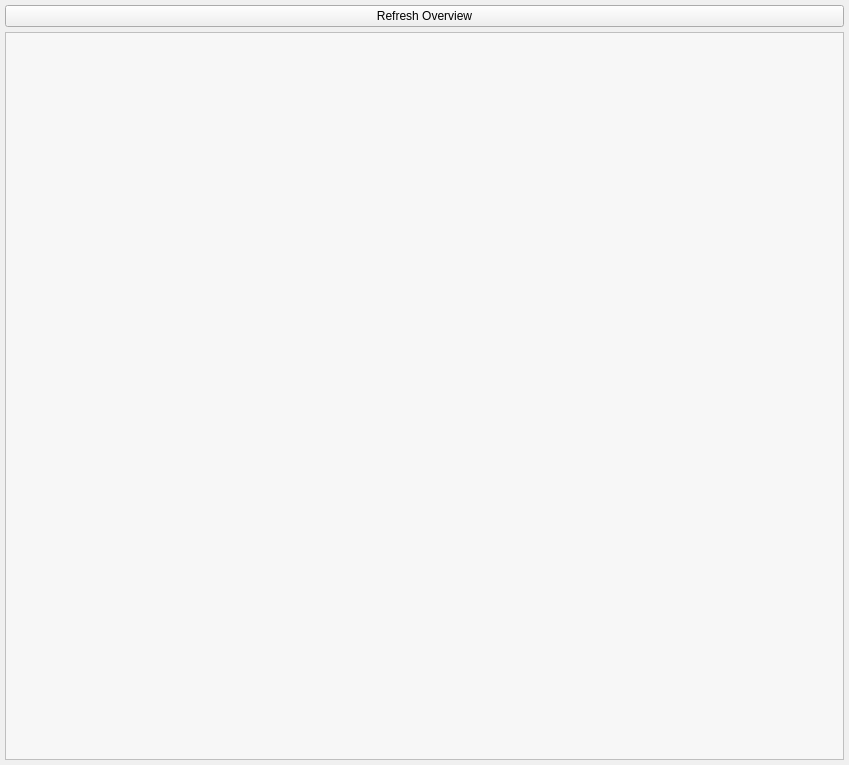
Old version of the form source_files/isrt_monitor_v0.7.ui in the repository sargolin/ISRT-Insurgency-Sandstorm-RCON-TOOL-and-Mapchanger.
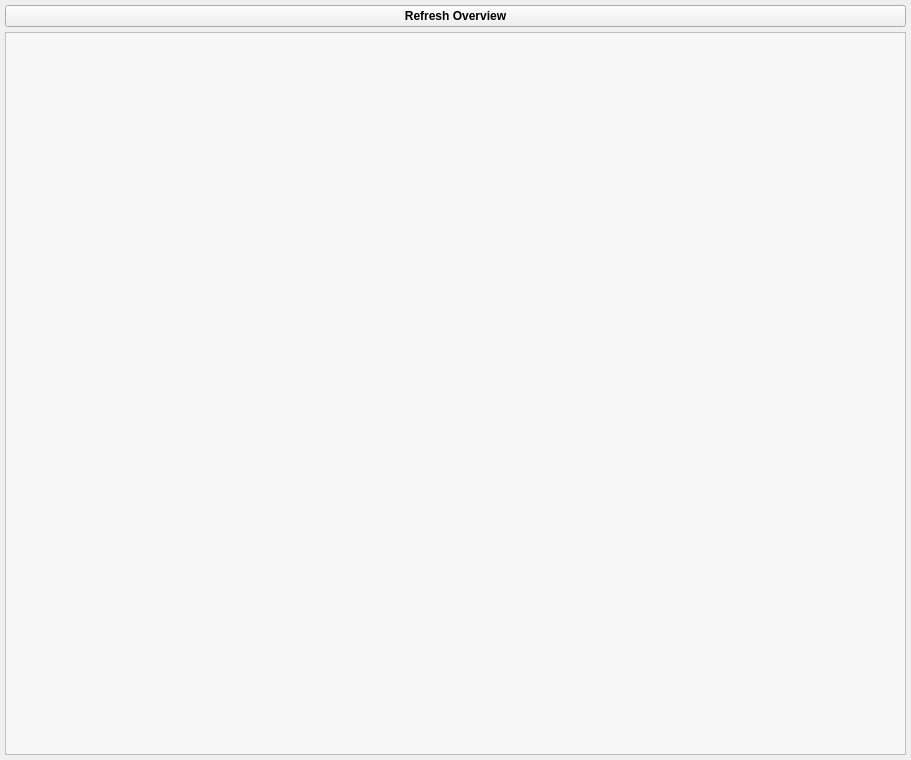
New version of the form. Icons and pictures are not drawn.

```diff
--- a/source_files/isrt_monitor_v0.7.ui
+++ b/source_files/isrt_monitor_v0.7.ui
@@ -6,8 +6,8 @@
    <rect>
     <x>0</x>
     <y>0</y>
-    <width>849</width>
-    <height>765</height>
+    <width>911</width>
+    <height>760</height>
    </rect>
   </property>
   <property name="windowTitle">
@@ -43,6 +43,8 @@
      <property name="font">
       <font>
        <pointsize>9</pointsize>
+       <weight>75</weight>
+       <bold>true</bold>
       </font>
      </property>
      <property name="text">
@@ -61,12 +63,23 @@
    </item>
    <item>
     <widget class="QTableWidget" name="tbl_server_overview">
+     <property name="sizePolicy">
+      <sizepolicy hsizetype="MinimumExpanding" vsizetype="MinimumExpanding">
+       <horstretch>0</horstretch>
+       <verstretch>0</verstretch>
+      </sizepolicy>
+     </property>
      <property name="minimumSize">
       <size>
-       <width>0</width>
-       <height>350</height>
+       <width>900</width>
+       <height>600</height>
       </size>
      </property>
+     <property name="font">
+      <font>
+       <pointsize>10</pointsize>
+      </font>
+     </property>
      <property name="styleSheet">
       <string notr="true">background-color: rgb(247, 247, 247);</string>
      </property>
@@ -91,6 +104,9 @@
      <property name="textElideMode">
       <enum>Qt::ElideNone</enum>
      </property>
+     <property name="gridStyle">
+      <enum>Qt::CustomDashLine</enum>
+     </property>
      <attribute name="horizontalHeaderVisible">
       <bool>false</bool>
      </attribute>
@@ -128,22 +144,32 @@
      </column>
      <column>
       <property name="text">
-       <string>IP-Address</string>
+       <string>IP-Address-Port</string>
       </property>
      </column>
      <column>
       <property name="text">
-       <string>New Column</string>
+       <string>GameMode</string>
       </property>
      </column>
      <column>
       <property name="text">
-       <string>Query Port</string>
+       <string>Status</string>
       </property>
      </column>
      <column>
       <property name="text">
-       <string>RCON Password</string>
+       <string>Ping</string>
+      </property>
+     </column>
+     <column>
+      <property name="text">
+       <string>Map</string>
+      </property>
+     </column>
+     <column>
+      <property name="text">
+       <string>Players</string>
       </property>
      </column>
     </widget>
```
Left out of the diff: 3 changed lines with no effect on the pictures.
